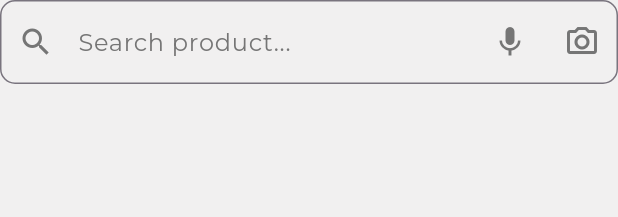
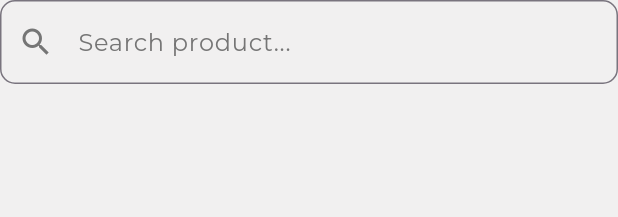
Before and after one commit to Arpandev-code/Flutter-Ecommerce-App, a Flutter app: the Searchfield widget shown alone on an empty page, opened directly, on a phone screen of 412 x 824 dp. Shown: the top 217 px of the screen. Run offline on Flutter 3.47's test engine with Material 3 defaults, Android fonts, the phone set to English and light mode, and no system bars; our stand-ins replace auto_size_text, cached_network_image, carousel_slider, connectivity_plus, get, get_storage and 3 more; missing offline and left inert: progress_tracker; accounts and stored records are empty; network calls fail.

Commit message:
minor fix in search field

```diff
--- a/lib/views/widgets/searchfield.dart
+++ b/lib/views/widgets/searchfield.dart
@@ -10,19 +10,19 @@ class Searchfield extends StatelessWidget {
         hintText: 'Search product...',
         hintStyle: TextStyle(color: Colors.grey[600]),
         prefixIcon: Icon(Icons.search, color: Colors.grey[600]),
-        suffixIcon: Row(
-          mainAxisSize: MainAxisSize.min,
-          children: [
-            IconButton(
-              icon: Icon(Icons.mic, color: Colors.grey[600]),
-              onPressed: () {},
-            ),
-            IconButton(
-              icon: Icon(Icons.camera_alt_outlined, color: Colors.grey[600]),
-              onPressed: () {},
-            ),
-          ],
-        ),
+        // suffixIcon: Row(
+        //   mainAxisSize: MainAxisSize.min,
+        //   children: [
+        //     IconButton(
+        //       icon: Icon(Icons.mic, color: Colors.grey[600]),
+        //       onPressed: () {},
+        //     ),
+        //     IconButton(
+        //       icon: Icon(Icons.camera_alt_outlined, color: Colors.grey[600]),
+        //       onPressed: () {},
+        //     ),
+        //   ],
+        // ),
         border: OutlineInputBorder(
           borderRadius: BorderRadius.circular(10.0),
           borderSide: const BorderSide(color: Colors.purple),
```
